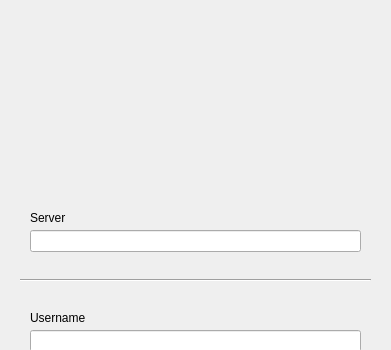
Before: the Qt Designer form logindialog.ui in alexlegarnd/Openify-Client, drawn with Qt 5; both pictures show x 0 to 391 and y 0 to 350 of the 391 by 528 pixel window.
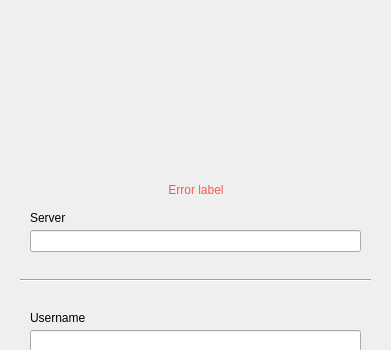
After: the same form once the commit is applied. Icons and pictures are not drawn.

Diff of the .ui file:
```diff
--- a/logindialog.ui
+++ b/logindialog.ui
@@ -152,6 +152,25 @@
     <enum>Qt::Horizontal</enum>
    </property>
   </widget>
+  <widget class="QLabel" name="errorLabel">
+   <property name="geometry">
+    <rect>
+     <x>11</x>
+     <y>180</y>
+     <width>370</width>
+     <height>20</height>
+    </rect>
+   </property>
+   <property name="styleSheet">
+    <string notr="true">color: rgb(255, 86, 75);</string>
+   </property>
+   <property name="text">
+    <string>Error label</string>
+   </property>
+   <property name="alignment">
+    <set>Qt::AlignCenter</set>
+   </property>
+  </widget>
  </widget>
  <resources/>
  <connections/>
```
Left out of the diff: 10 changed lines with no effect on the pictures.
